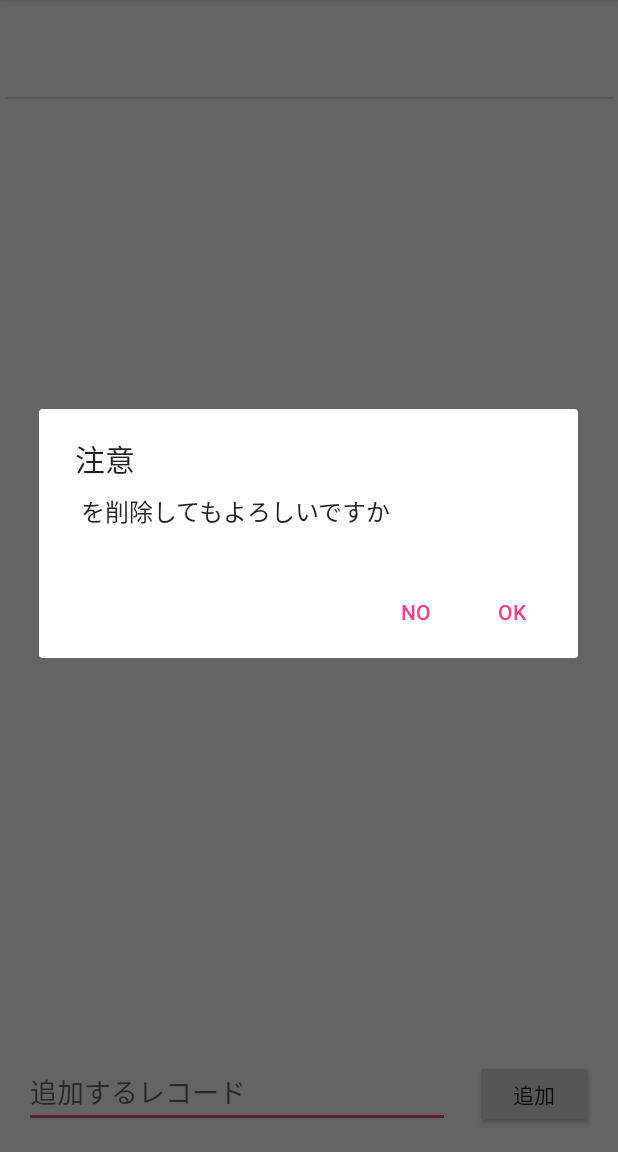
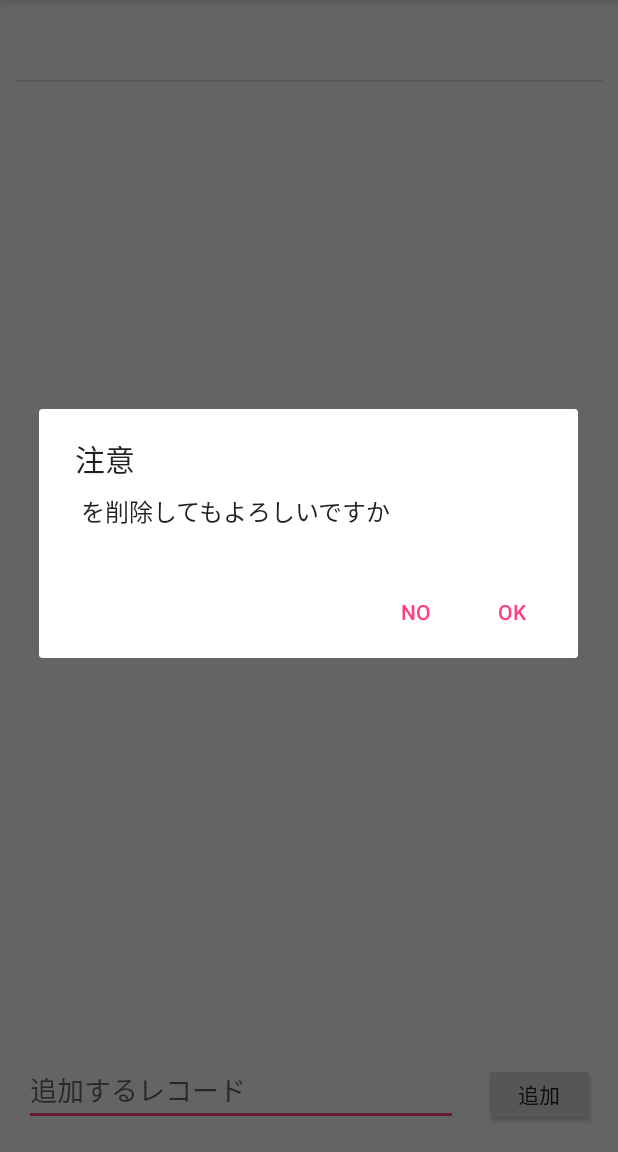
Before and after one commit to kazuyy14/RecordManager, an Android app: the screen it shows after launch (MainActivity), after a tap on an icon or button, on a phone screen of 412 x 824 dp, the part 84-1236 px from its top. Run offline under Robolectric (Android 15) with nearby library versions, the phone set to English and light mode, and no system bars; 1 other tap on this screen came first.

Commit message:
詳細画面のデザイン追加

```diff
--- a/app/src/main/AndroidManifest.xml
+++ b/app/src/main/AndroidManifest.xml
@@ -16,6 +16,7 @@
                 <category android:name="android.intent.category.LAUNCHER" />
             </intent-filter>
         </activity>
+        <activity android:name=".DetailActivity"></activity>
     </application>
 
 </manifest>
--- a/app/src/main/java/com/example/kazu/recordmanager/MainActivity.java
+++ b/app/src/main/java/com/example/kazu/recordmanager/MainActivity.java
@@ -6,8 +6,6 @@ import android.content.SharedPreferences;
 import android.support.v7.app.AlertDialog;
 import android.support.v7.app.AppCompatActivity;
 import android.os.Bundle;
-import android.text.Editable;
-import android.text.Spannable;
 import android.text.SpannableStringBuilder;
 import android.view.View;
 import android.widget.AdapterView;
@@ -69,7 +67,7 @@ public class MainActivity extends AppCompatActivity {
             @Override
             public void onClick(View view) {
 
-                EditText editText = (EditText) findViewById(R.id.editText);
+                EditText editText = (EditText) findViewById(R.id.addRecord);
                 SpannableStringBuilder sp = (SpannableStringBuilder)editText.getText();
 
                 items.add(sp.toString());
@@ -100,7 +98,7 @@ public class MainActivity extends AppCompatActivity {
             }
         });
 
-        EditText editText = (EditText) findViewById(R.id.editText);
+        EditText editText = (EditText) findViewById(R.id.addRecord);
         SpannableStringBuilder sp = (SpannableStringBuilder)editText.getText();
 
 
--- a/app/src/main/res/layout/activity_main.xml
+++ b/app/src/main/res/layout/activity_main.xml
@@ -10,41 +10,41 @@
 
     <ListView
         android:id="@+id/myListView"
-        android:layout_width="405dp"
-        android:layout_height="525dp"
-        android:layout_marginBottom="8dp"
-        app:layout_constraintBottom_toBottomOf="parent"
+        android:layout_width="0dp"
+        android:layout_height="0dp"
+        android:layout_marginBottom="19dp"
+        android:layout_marginEnd="10dp"
+        android:layout_marginStart="10dp"
+        android:layout_marginTop="5dp"
+        app:layout_constraintBottom_toTopOf="@+id/addButton"
         app:layout_constraintEnd_toEndOf="parent"
-        app:layout_constraintLeft_toLeftOf="parent"
-        app:layout_constraintRight_toRightOf="parent"
         app:layout_constraintStart_toStartOf="parent"
-        app:layout_constraintTop_toTopOf="parent"
-        app:layout_constraintVertical_bias="0.071" />
+        app:layout_constraintTop_toTopOf="parent" />
 
     <Button
         android:id="@+id/addButton"
-        android:layout_width="79dp"
-        android:layout_height="45dp"
-        android:layout_marginBottom="16dp"
-        android:layout_marginEnd="16dp"
-        android:layout_marginRight="16dp"
+        android:layout_width="74dp"
+        android:layout_height="42dp"
+        android:layout_marginBottom="17dp"
+        android:layout_marginEnd="15dp"
         android:text="@string/addItem"
         app:layout_constraintBottom_toBottomOf="parent"
         app:layout_constraintEnd_toEndOf="parent"
-        app:layout_constraintRight_toRightOf="parent" />
+        app:layout_constraintStart_toEndOf="@+id/addRecord"
+        app:layout_constraintTop_toBottomOf="@+id/myListView" />
 
     <EditText
-        android:id="@+id/editText"
-        android:layout_width="284dp"
-        android:layout_height="45dp"
-        android:layout_marginBottom="16dp"
-        android:layout_marginLeft="16dp"
+        android:id="@+id/addRecord"
+        android:layout_width="0dp"
+        android:layout_height="0dp"
+        android:layout_marginEnd="17dp"
         android:layout_marginStart="16dp"
         android:ems="10"
         android:hint="追加するレコード"
         android:inputType="textPersonName"
-        app:layout_constraintBottom_toBottomOf="parent"
-        app:layout_constraintLeft_toLeftOf="parent"
-        app:layout_constraintStart_toStartOf="parent" />
+        app:layout_constraintBottom_toBottomOf="@+id/addButton"
+        app:layout_constraintEnd_toStartOf="@+id/addButton"
+        app:layout_constraintStart_toStartOf="parent"
+        app:layout_constraintTop_toTopOf="@+id/addButton" />
 
 </android.support.constraint.ConstraintLayout>
```
Also changed, not shown: app/src/main/java/com/example/kazu/recordmanager/DetailActivity.java (added, +15 -0 lines), app/src/main/res/layout/activity_detail.xml (added, +156 -0 lines), app/src/main/res/values/strings.xml (+11 -0 lines).
